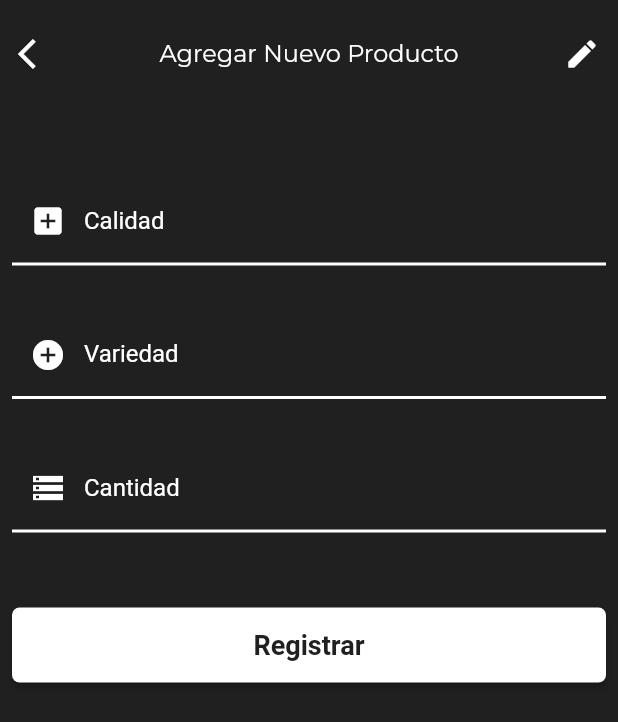
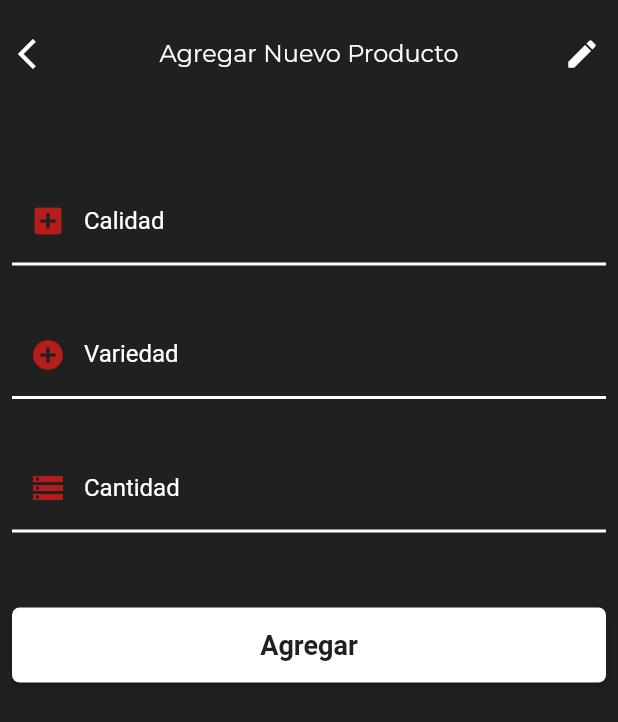
Before and after one commit to joosue72/Vazmen, a Flutter app: the DetailsPage screen opened directly with empty values, after a tap on the "add" icon, on a phone screen of 412 x 824 dp. Shown: the top 722 px of the screen. Run offline on Flutter 3.47's test engine with Material 2 defaults, Android fonts, the light colour scheme and no system bars; drawn by our look-alikes of argon_buttons_flutter; our stand-ins replace cloud_firestore, firebase_core, flutter_spinkit, google_fonts; accounts and stored records are empty.

Commit message:
Version 1.0.1

```diff
--- a/lib/NuevoProducto.dart
+++ b/lib/NuevoProducto.dart
@@ -1,4 +1,4 @@
-import 'dart:async';
+
 
 import 'package:flutter/material.dart';
 import 'package:google_fonts/google_fonts.dart';
@@ -31,13 +31,17 @@ class _NuevoProductoState extends State<NuevoProducto> {
 
       keyboardType: TextInputType.number,
       controller: _textFieldController,
+      style: TextStyle(
+        color: Colors.white,
+    ),
+      cursorColor: Colors.white,
+      decoration: InputDecoration(
 
-      cursorColor: Colors.grey,
-      decoration: InputDecoration(
-         prefixIcon: Icon(Icons.storage, color: Colors.white),
+
+         prefixIcon: Icon(Icons.storage, color: Color(0xFFB71C1C)),
         labelText: "Cantidad",
         labelStyle: TextStyle(color: Colors.white) ,
-
+        hoverColor: Color(0xFFB71C1C),
         border: UnderlineInputBorder(
             borderSide: BorderSide(
           color: Colors.white,
@@ -63,10 +67,12 @@ class _NuevoProductoState extends State<NuevoProducto> {
 
       keyboardType: TextInputType.text,
       controller: _textFieldCalidad,
-
+     style: TextStyle(
+        color: Colors.white,
+    ),
       cursorColor: Colors.grey,
       decoration: InputDecoration(
-         prefixIcon: Icon(Icons.add_box, color: Colors.white),
+         prefixIcon: Icon(Icons.add_box, color: Color(0xFFB71C1C)),
         labelText: "Calidad",
         labelStyle: TextStyle(color: Colors.white) ,
 
@@ -95,10 +101,12 @@ TextFormField buildTextFormFieldVariedad() {
 
       keyboardType: TextInputType.text,
       controller: _textFieldVariedad,
-
+     style: TextStyle(
+        color: Colors.white,
+    ),
       cursorColor: Colors.white,
       decoration: InputDecoration(
-         prefixIcon: Icon(Icons.add_circle, color: Colors.white),
+         prefixIcon: Icon(Icons.add_circle, color: Color(0xFFB71C1C)),
         labelText: "Variedad",
         labelStyle: TextStyle(color: Colors.white) ,
 
@@ -165,11 +173,40 @@ TextFormField buildTextFormFieldVariedad() {
   );
                 } else {
                   stopLoading();
+showGeneralDialog(
+      barrierLabel: "Label",
 
+      barrierDismissible: true,
+      barrierColor: Colors.black.withOpacity(0.5),
+      transitionDuration: Duration(milliseconds: 700),
+      context: context,
+      pageBuilder: (context, anim1, anim2) {
+        return Align(
+          alignment: Alignment.bottomCenter,
+          child: Container(
+            height: 300,
+            child: SizedBox.expand(child: Image(image: AssetImage('assets/error.gif'))),
+
+            margin: EdgeInsets.only(bottom: 50, left: 12, right: 12),
+            decoration: BoxDecoration(
+              color: Color(0xFF1B1B1B),
+              borderRadius: BorderRadius.circular(40),
+            ),
+
+          ),
+        );
+      },
+      transitionBuilder: (context, anim1, anim2, child) {
+        return SlideTransition(
+          position: Tween(begin: Offset(0, 1), end: Offset(0, 0)).animate(anim1),
+          child: child,
+        );
+      },
+    );
                 }
               },
               child: Text(
-                "Registrar",
+                "Agregar",
                 style: TextStyle(
                     color: Color(0xFF202020),
                     fontSize: 18,
@@ -185,6 +222,7 @@ TextFormField buildTextFormFieldVariedad() {
               borderRadius: 5.0,
               color: Colors.white
             ),
+
 
       ]
       ),
--- a/lib/dashboard.dart
+++ b/lib/dashboard.dart
@@ -24,7 +24,7 @@ class _DashboardPageState extends State<DashboardPage> {
 
                 Text('MENU',
                     style: GoogleFonts.montserrat(
-                        fontSize: 16.0,
+                        fontSize: 20.0,
                         fontWeight: FontWeight.w400,
                         textStyle: TextStyle(color: Colors.white))),
                 Container(
--- a/lib/detailspage.dart
+++ b/lib/detailspage.dart
@@ -125,67 +125,13 @@ String fecha = DateFormat('kk:mm').format(now);
                     )
                   ),
                   SizedBox(height: 10.0),
-                  Stack(
-                    children: <Widget>[
-                      Padding(
-                        padding: EdgeInsets.only(right: 10.0),
-                        child: Container(
-                          height: 200.0,
-                          width: 325.0,
-                          decoration: BoxDecoration(
-                            borderRadius: BorderRadius.circular(10.0),
-                            image: DecorationImage(
-                              image: AssetImage('assets/vazmen2.jpg'),
-                              fit: BoxFit.cover,
-                              colorFilter: ColorFilter.mode(Colors.black.withOpacity(0.6), BlendMode.darken)
-                            )
-                          ),
+                  Text(hora,
+                        style: GoogleFonts.montserrat(
+                          fontSize: 16.0,
+                          fontWeight: FontWeight.bold,
+                          textStyle: TextStyle(color: Colors.white),
                         )
-                      ),
-                      Positioned(
-                        top: 125.0,
-                        left: 10.0,
-                        child: Container(
-                          width: MediaQuery.of(context).size.width - 60.0,
-                          child: Row(
-                            mainAxisAlignment: MainAxisAlignment.spaceBetween,
-                            children: <Widget>[
-                              Column(
-                                crossAxisAlignment: CrossAxisAlignment.start,
-                                children: <Widget>[
-                                  Text(hora,
-                                  style: GoogleFonts.montserrat(
-                                        fontSize: 18.0,
-                                        fontWeight: FontWeight.bold,
-                                        textStyle:
-                                            TextStyle(color: Colors.white)
-                                  )
-                                  ),
-                                  Text(
-                                    fecha,
-                                    style: GoogleFonts.montserrat(
-                                        fontSize: 14.0,
-                                        textStyle:
-                                            TextStyle(color: Colors.white)),
-                                  )
-                                ],
-                              ),
-                              Container(
-                                height: 40.0,
-                                width: 40.0,
-                                decoration: BoxDecoration(
-                                    borderRadius: BorderRadius.circular(7.0),
-                                    color: Colors.white),
-                                child: Center(
-                                  child: Icon(Icons.arrow_forward_ios, color: Color(0xFFFD4F99), size: 14.0),
-                                ),
-                              )
-                            ],
-                          )
-                        )
-                      )
-                    ],
-                  ),
+                        ),
                   SizedBox(height: 20.0),
                   Container(
                     width: MediaQuery.of(context).size.width - 15.0,
@@ -217,8 +163,7 @@ String fecha = DateFormat('kk:mm').format(now);
               }
             },
           ),
-            _buildListItem1('assets/inve.jpg', '',
-                            ' ')
+
 
 
                       ],
@@ -307,6 +252,27 @@ String fecha = DateFormat('kk:mm').format(now);
 
             )
 
+          ),
+          Positioned(
+            top: 120.0,
+            right: 15.0,
+            child: Column(
+              crossAxisAlignment: CrossAxisAlignment.start,
+              children: <Widget>[
+                Text("${doc.data()['Calidad']}",
+                style: GoogleFonts.montserrat(
+                  fontWeight: FontWeight.w500,
+                  fontSize: 15.0,
+                  textStyle: TextStyle(
+                    color: Colors.white
+                  )
+                )
+                ),
+
+              ],
+
+            )
+
           )
 
         ]
@@ -317,73 +283,7 @@ String fecha = DateFormat('kk:mm').format(now);
 
   }
 
-   _buildListItem1(String imgPath, String placeName, String price) {
-    return Padding(
-      padding: EdgeInsets.all(10.0),
-      child: Stack(
-        children: [
-          Container(
-            height: 175.0,
-            width: 150.0,
-            decoration: BoxDecoration(
-              borderRadius: BorderRadius.circular(7.0),
-              image: DecorationImage(
-                image: AssetImage(imgPath),
-                fit: BoxFit.cover,
-                colorFilter: ColorFilter.mode(Colors.black.withOpacity(0.6), BlendMode.darken)
-              )
-            )
-          ),
-          Positioned(
-            top: 15.0,
-            right: 15.0,
-            child: Container(
-              height: 25.0,
-              width: 25.0,
-              decoration: BoxDecoration(
-                borderRadius: BorderRadius.circular(5.0),
-                color: Colors.black
-              ),
-              child: Center(
-                child: Icon(
-                  Icons.bookmark_border,
-                  color: Colors.black,
-                  size: 14.0,
-                )
-              )
-            )
-          ),
-          Positioned(
-            top: 125.0,
-            left: 15.0,
-            child: Column(
-              crossAxisAlignment: CrossAxisAlignment.start,
-              children: <Widget>[
-                Text(placeName,
-                style: GoogleFonts.montserrat(
-                  fontWeight: FontWeight.w500,
-                  fontSize: 15.0,
-                  textStyle: TextStyle(
-                    color: Colors.white
-                  )
-                )
-                ),
-                Text(price,
-                style: GoogleFonts.montserrat(
-                  fontWeight: FontWeight.w400,
-                  fontSize: 14.0,
-                  textStyle: TextStyle(
-                    color: Colors.white
-                  )
-                )
-                )
-              ],
-            )
-          )
-        ]
-      )
-    );
-  }
+
 
 
  }
--- a/lib/homepage.dart
+++ b/lib/homepage.dart
@@ -1,6 +1,7 @@
 import 'package:flutter/material.dart';
 import 'package:vazmen/dashboard.dart';
 import 'package:flutter/services.dart';
+import 'package:vazmen/splash.dart';
 
 class HomePage extends StatefulWidget {
   @override
@@ -8,6 +9,7 @@ class HomePage extends StatefulWidget {
 }
 
 bool _debugLocked = false;
+
 
 class _HomePageState extends State<HomePage>
     with SingleTickerProviderStateMixin {
@@ -23,12 +25,17 @@ class _HomePageState extends State<HomePage>
   Widget build(BuildContext context) {
     SystemChrome.setEnabledSystemUIOverlays([]);
 
+
+
     assert(!_debugLocked);
     return Scaffold(
+
       resizeToAvoidBottomPadding: false,
       backgroundColor: Color(0xFF202020),
       body: children[selectedItem],
+
       bottomNavigationBar: BottomNavigationBar(
+
         backgroundColor: Color(0xFF1B1B1B),
         selectedItemColor: Color(0xFFB71C1C),
         iconSize: 27.0,
@@ -38,8 +45,21 @@ class _HomePageState extends State<HomePage>
         onTap: (currIndex) {
           setState(() {
             selectedItem = currIndex;
+            switch(currIndex) {
+    case 0:
+
+      break;
+
+    case 3:
+       Navigator.push(
+    context,
+    MaterialPageRoute(builder: (context) => ScrollPage()),
+  );
+      break;
+  }
           });
         },
+
         items: [
           BottomNavigationBarItem(
             backgroundColor: Color(0xFF1B1B1B),
@@ -55,7 +75,7 @@ class _HomePageState extends State<HomePage>
           ),
           BottomNavigationBarItem(
             backgroundColor: Color(0xFF1B1B1B),
-            icon: Icon(Icons.search),
+            icon: Icon(Icons.copyright),
             title: Container(
               height: 5.0,
               width: 5.0,
@@ -67,7 +87,7 @@ class _HomePageState extends State<HomePage>
           ),
           BottomNavigationBarItem(
             backgroundColor: Color(0xFF1B1B1B),
-            icon: Icon(Icons.camera_alt),
+            icon: Icon(Icons.device_unknown),
             title: Container(
               height: 5.0,
               width: 5.0,
@@ -79,7 +99,7 @@ class _HomePageState extends State<HomePage>
           ),
           BottomNavigationBarItem(
             backgroundColor: Color(0xFF1B1B1B),
-            icon: Icon(Icons.person_outline),
+            icon: Icon(Icons.exit_to_app),
             title: Container(
               height: 5.0,
               width: 5.0,
@@ -87,7 +107,9 @@ class _HomePageState extends State<HomePage>
                 shape: BoxShape.circle,
                 color: Color(0xFFB71C1C)
               ),
+
             )
+
           )
         ],
       ),
```
Also changed, not shown: assets/distr.jpg, assets/error.gif (added), assets/frutitas.jpg, assets/gas.jpg, assets/graficos.jpg, assets/inve.jpg.
